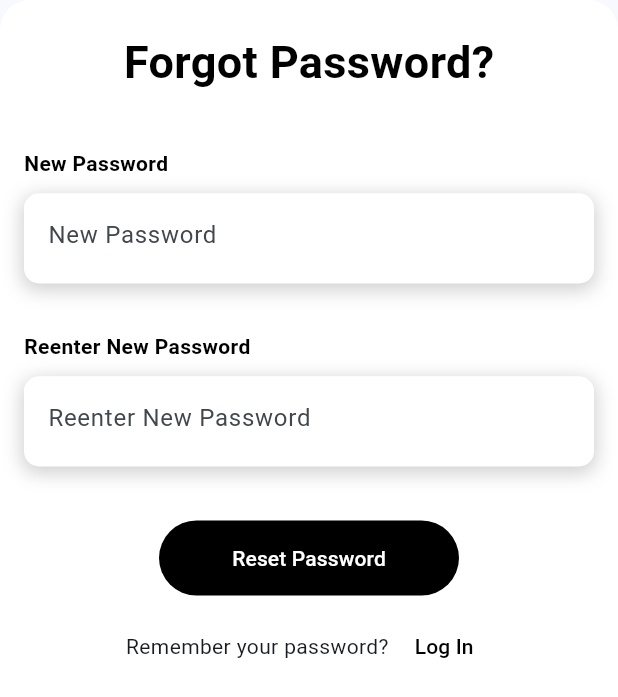
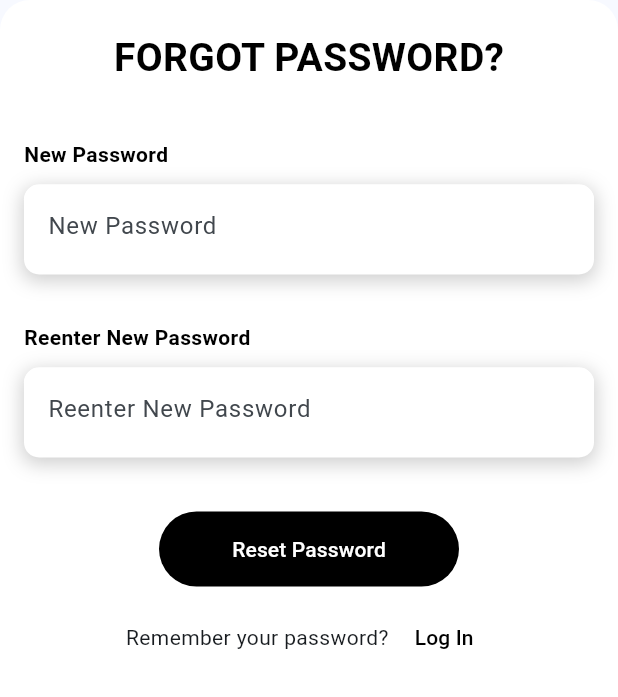
Before and after one commit to nanamwangaza/vehicle-registration-recognition-, a Flutter app: the Signup screen opened directly, after a tap on "Sign Up", after a tap on "Login", after a tap on "Forgot Password?", on a phone screen of 412 x 824 dp. Shown: the top 697 px of the screen. Run offline on Flutter 3.47's test engine with Material 2 defaults, Android fonts, the phone set to English and light mode, and no system bars; our stand-ins replace camera, geocoding, geolocator.

Commit message:
reduced font size for the signup, login and forgot password headers

```diff
--- a/lib/pages/forgot_password.dart
+++ b/lib/pages/forgot_password.dart
@@ -77,11 +77,11 @@ class _ForgotPasswordState extends State<ForgotPassword> {
                       children: [
                         SizedBox(height: 20),
                         Text(
-                          'Forgot Password?',
+                          'FORGOT PASSWORD?',
                           style: TextStyle(
                             color: Colors.black,
                             fontWeight: FontWeight.bold,
-                            fontSize: 30,
+                            fontSize: 26,
                           ),
                         ),
 
--- a/lib/pages/login_page.dart
+++ b/lib/pages/login_page.dart
@@ -83,7 +83,7 @@ class _LoginState extends State<Login> {
                           style: TextStyle(
                             color: Colors.black,
                             fontWeight: FontWeight.bold,
-                            fontSize: 30,
+                            fontSize: 26,
                           ),
                         ),
                         SizedBox(height: 50,),
--- a/lib/pages/signup.dart
+++ b/lib/pages/signup.dart
@@ -2,13 +2,22 @@ import 'package:flutter/material.dart';
 import 'package:http/http.dart' as http;
 import 'dart:convert';
 
-import 'package:vehicle_registration/pages/home.dart';
+
 import 'package:vehicle_registration/pages/home_pro.dart';
 import 'package:vehicle_registration/pages/login_page.dart';
 import 'package:vehicle_registration/widgets/form_field_cofirm_password.dart';
 import 'package:vehicle_registration/widgets/form_field_email.dart';
 import 'package:vehicle_registration/widgets/form_field_password.dart';
 import 'package:vehicle_registration/widgets/form_fields.dart';
+
+
+//full name,
+//username
+//email
+//password
+//punguza size za login,signup
+//bottom nav iwe na home, records(za info about the car)
+//
 
 class Signup extends StatefulWidget {
   const Signup({Key? key}) : super(key: key);
@@ -100,7 +109,7 @@ class _SignupState extends State<Signup> {
                           style: TextStyle(
                             color: Colors.black,
                             fontWeight: FontWeight.bold,
-                            fontSize: 30,
+                            fontSize: 26,
                           ),
                         ),
                         FormFieldWidget(
```
